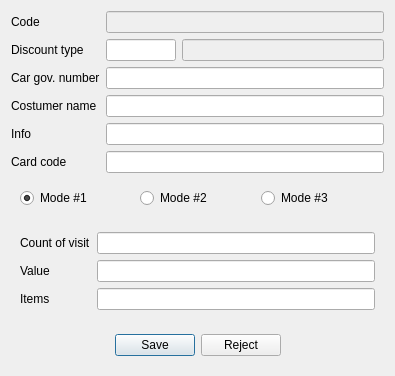
Qt form RowEditor/recarclient.ui (End1-1/Resort-2) before a commit.
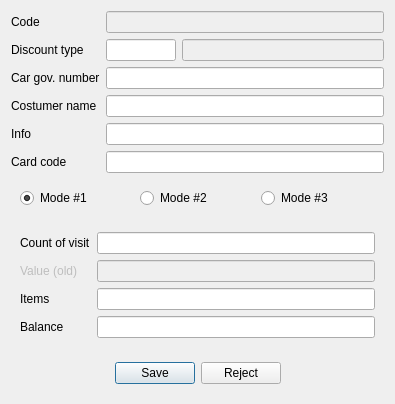
The same form after that commit. Custom widgets are drawn as their Qt base class.

Diff of the .ui file:
```diff
--- a/RowEditor/recarclient.ui
+++ b/RowEditor/recarclient.ui
@@ -7,7 +7,7 @@
     <x>0</x>
     <y>0</y>
     <width>395</width>
-    <height>352</height>
+    <height>378</height>
    </rect>
   </property>
   <property name="windowTitle">
@@ -199,6 +199,16 @@
    <item row="7" column="0" colspan="3">
     <widget class="QWidget" name="widget_3" native="true">
      <layout class="QGridLayout" name="gridLayout_2">
+      <item row="0" column="1">
+       <widget class="EQLineEdit" name="leVisits"/>
+      </item>
+      <item row="1" column="1">
+       <widget class="EQLineEdit" name="leValue">
+        <property name="enabled">
+         <bool>false</bool>
+        </property>
+       </widget>
+      </item>
       <item row="0" column="0">
        <widget class="QLabel" name="label_7">
         <property name="text">
@@ -206,18 +216,18 @@
         </property>
        </widget>
       </item>
-      <item row="0" column="1">
-       <widget class="EQLineEdit" name="leVisits"/>
-      </item>
       <item row="1" column="0">
        <widget class="QLabel" name="label_8">
+        <property name="enabled">
+         <bool>false</bool>
+        </property>
         <property name="text">
-         <string>Value</string>
+         <string>Value (old)</string>
         </property>
        </widget>
       </item>
-      <item row="1" column="1">
-       <widget class="EQLineEdit" name="leValue"/>
+      <item row="2" column="1">
+       <widget class="EQLineEdit" name="leItems"/>
       </item>
       <item row="2" column="0">
        <widget class="QLabel" name="label_9">
@@ -226,8 +236,19 @@
         </property>
        </widget>
       </item>
-      <item row="2" column="1">
-       <widget class="EQLineEdit" name="leItems"/>
+      <item row="3" column="0">
+       <widget class="QLabel" name="label_10">
+        <property name="text">
+         <string>Balance</string>
+        </property>
+       </widget>
+      </item>
+      <item row="3" column="1">
+       <widget class="EQLineEdit" name="leBalance">
+        <property name="enabled">
+         <bool>true</bool>
+        </property>
+       </widget>
       </item>
      </layout>
     </widget>
```
